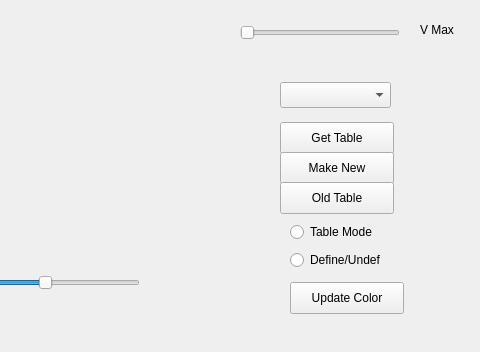
Above: src/qtool/colorcreator/ColorCreator.ui from northern-bites/nbites before the change; both pictures show x 520 to 1000 and y 548 to 900 of the 1000 by 900 pixel window. Below: the same form after it.
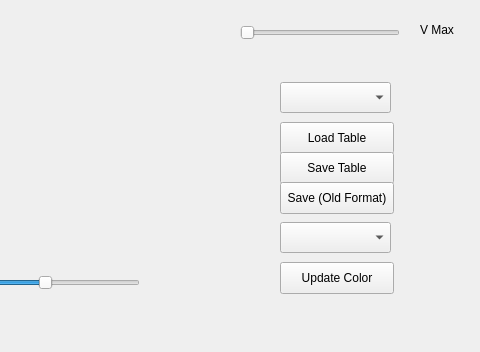
That is the form after the change.

Commit message: mode selection is now done with a combo box, and the main image updates automatically upon mode changes

What changed in the file:
```diff
--- a/src/qtool/colorcreator/ColorCreator.ui
+++ b/src/qtool/colorcreator/ColorCreator.ui
@@ -200,7 +200,7 @@
      <x>800</x>
      <y>630</y>
      <width>111</width>
-     <height>26</height>
+     <height>31</height>
     </rect>
    </property>
   </widget>
@@ -383,7 +383,7 @@
     </rect>
    </property>
    <property name="text">
-    <string>Get Table</string>
+    <string>Load Table</string>
    </property>
   </widget>
   <widget class="QWidget" name="layoutWidget">
@@ -418,7 +418,7 @@
     </rect>
    </property>
    <property name="text">
-    <string>Make New</string>
+    <string>Save Table</string>
    </property>
   </widget>
   <widget class="QPushButton" name="plusTen">
@@ -493,7 +493,7 @@
     </rect>
    </property>
    <property name="text">
-    <string>Old Table</string>
+    <string>Save (Old Format)</string>
    </property>
   </widget>
   <widget class="QSlider" name="edgeDiff">
@@ -597,37 +597,11 @@
     <string>V Max</string>
    </property>
   </widget>
-  <widget class="QRadioButton" name="radioButton">
-   <property name="geometry">
-    <rect>
-     <x>810</x>
-     <y>770</y>
-     <width>102</width>
-     <height>20</height>
-    </rect>
-   </property>
-   <property name="text">
-    <string>Table Mode</string>
-   </property>
-  </widget>
-  <widget class="QRadioButton" name="ColorChange">
-   <property name="geometry">
-    <rect>
-     <x>810</x>
-     <y>800</y>
-     <width>111</width>
-     <height>16</height>
-    </rect>
-   </property>
-   <property name="text">
-    <string>Define/Undef</string>
-   </property>
-  </widget>
   <widget class="QPushButton" name="changeColor">
    <property name="geometry">
     <rect>
-     <x>810</x>
-     <y>830</y>
+     <x>800</x>
+     <y>810</y>
      <width>114</width>
      <height>32</height>
     </rect>
@@ -636,6 +610,16 @@
     <string>Update Color</string>
    </property>
   </widget>
+  <widget class="QComboBox" name="modeSelect">
+   <property name="geometry">
+    <rect>
+     <x>800</x>
+     <y>770</y>
+     <width>111</width>
+     <height>31</height>
+    </rect>
+   </property>
+  </widget>
  </widget>
  <layoutdefault spacing="6" margin="11"/>
  <resources/>
```
The commit also changes 2 other files.
